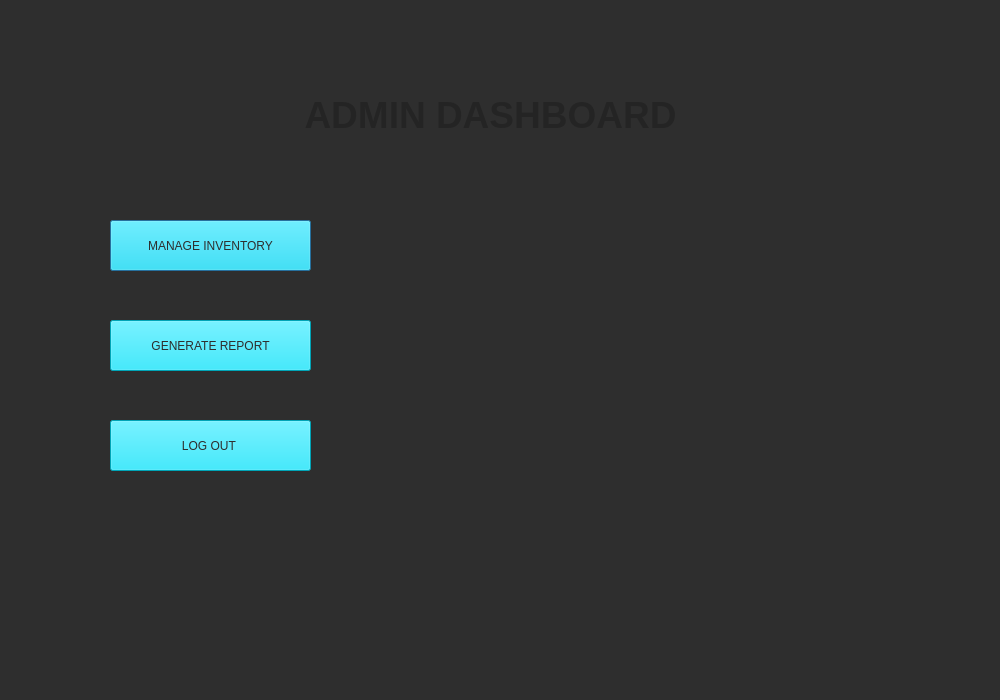
This is admin_dash.ui in mesum-abbas/Canteen_Managment_System as Qt 5 draws it before an edit. The edited form follows.
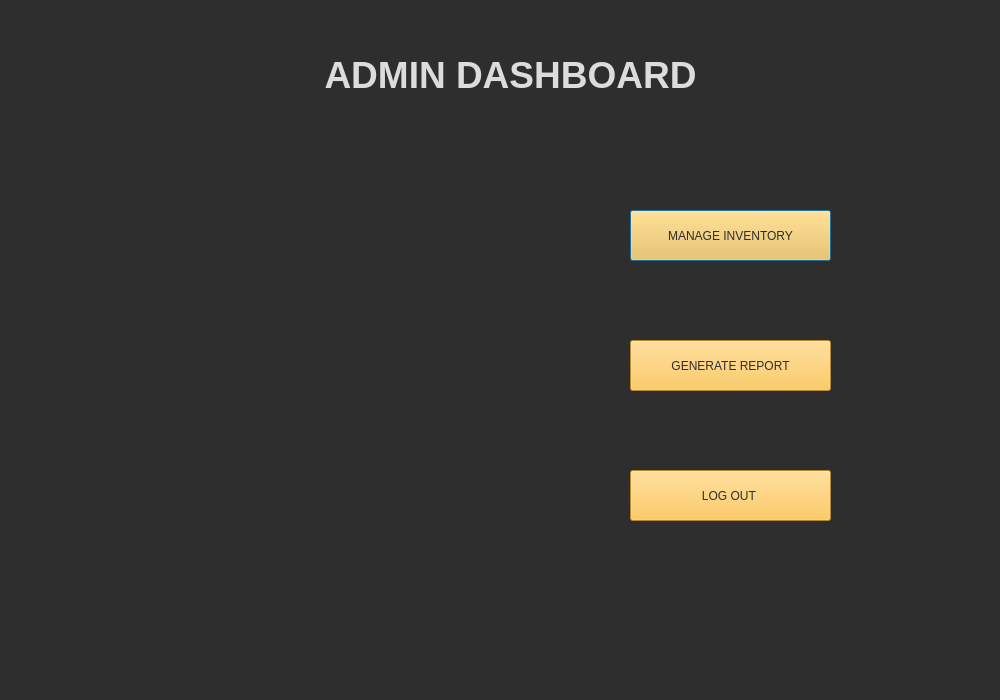
This is the edited form. Icons and pictures are not drawn.

The edit to the form file:
```diff
--- a/admin_dash.ui
+++ b/admin_dash.ui
@@ -19,8 +19,8 @@
   <widget class="QLabel" name="label">
    <property name="geometry">
     <rect>
-     <x>270</x>
-     <y>80</y>
+     <x>290</x>
+     <y>40</y>
      <width>441</width>
      <height>71</height>
     </rect>
@@ -31,14 +31,14 @@
 </string>
    </property>
    <property name="text">
-    <string>&lt;html&gt;&lt;head/&gt;&lt;body&gt;&lt;p align=&quot;center&quot;&gt;&lt;span style=&quot; font-size:28pt; font-weight:700; color:#242424;&quot;&gt;ADMIN DASHBOARD&lt;/span&gt;&lt;/p&gt;&lt;/body&gt;&lt;/html&gt;</string>
+    <string>&lt;html&gt;&lt;head/&gt;&lt;body&gt;&lt;p align=&quot;center&quot;&gt;&lt;span style=&quot; font-size:28pt; font-weight:700; color:#dcdcdc;&quot;&gt;ADMIN DASHBOARD&lt;/span&gt;&lt;/p&gt;&lt;/body&gt;&lt;/html&gt;</string>
    </property>
   </widget>
   <widget class="QPushButton" name="pushButton_3">
    <property name="geometry">
     <rect>
-     <x>110</x>
-     <y>220</y>
+     <x>630</x>
+     <y>210</y>
      <width>201</width>
      <height>51</height>
     </rect>
@@ -46,7 +46,7 @@
    <property name="styleSheet">
     <string notr="true">font: 12pt &quot;Segoe UI&quot;;
 font: 12pt &quot;Segoe UI&quot;;
-background-color: rgb(0, 229, 255);
+background-color: rgb(255, 191, 60);
 color: rgb(46, 46, 46);</string>
    </property>
    <property name="text">
@@ -56,8 +56,8 @@
   <widget class="QPushButton" name="pushButton_4">
    <property name="geometry">
     <rect>
-     <x>110</x>
-     <y>320</y>
+     <x>630</x>
+     <y>340</y>
      <width>201</width>
      <height>51</height>
     </rect>
@@ -65,7 +65,7 @@
    <property name="styleSheet">
     <string notr="true">font: 12pt &quot;Segoe UI&quot;;
 font: 12pt &quot;Segoe UI&quot;;
-background-color: rgb(0, 229, 255);
+background-color: rgb(255, 191, 60);
 color: rgb(46, 46, 46);
 </string>
    </property>
@@ -76,8 +76,8 @@
   <widget class="QPushButton" name="pushButton_6">
    <property name="geometry">
     <rect>
-     <x>110</x>
-     <y>420</y>
+     <x>630</x>
+     <y>470</y>
      <width>201</width>
      <height>51</height>
     </rect>
@@ -85,13 +85,29 @@
    <property name="styleSheet">
     <string notr="true">font: 12pt &quot;Segoe UI&quot;;
 font: 12pt &quot;Segoe UI&quot;;
-background-color: rgb(0, 229, 255);
+background-color: rgb(255, 191, 60);
 color: rgb(46, 46, 46);</string>
    </property>
    <property name="text">
     <string>LOG OUT </string>
    </property>
   </widget>
+  <widget class="QLabel" name="label_4">
+   <property name="geometry">
+    <rect>
+     <x>100</x>
+     <y>100</y>
+     <width>401</width>
+     <height>511</height>
+    </rect>
+   </property>
+   <property name="styleSheet">
+    <string notr="true">image: url(:/pre/smart_canteen_logo_transparent.png);</string>
+   </property>
+   <property name="text">
+    <string/>
+   </property>
+  </widget>
  </widget>
  <resources/>
  <connections/>
```
Left out of the diff: 3 changed lines with no effect on the pictures.
